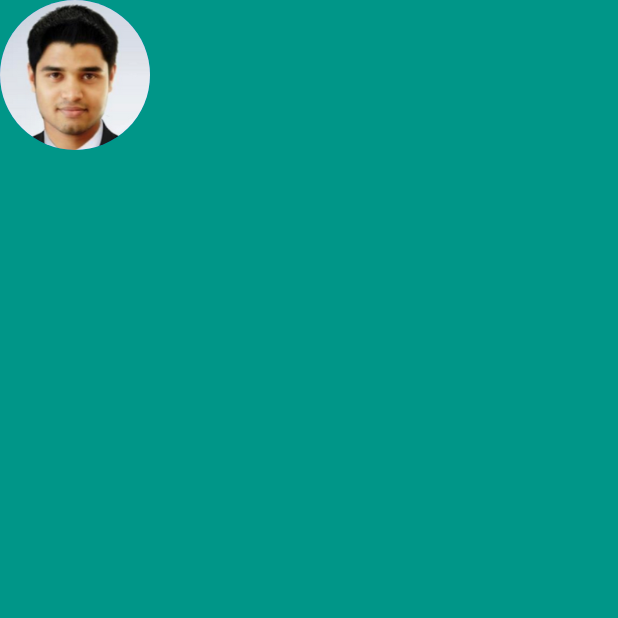
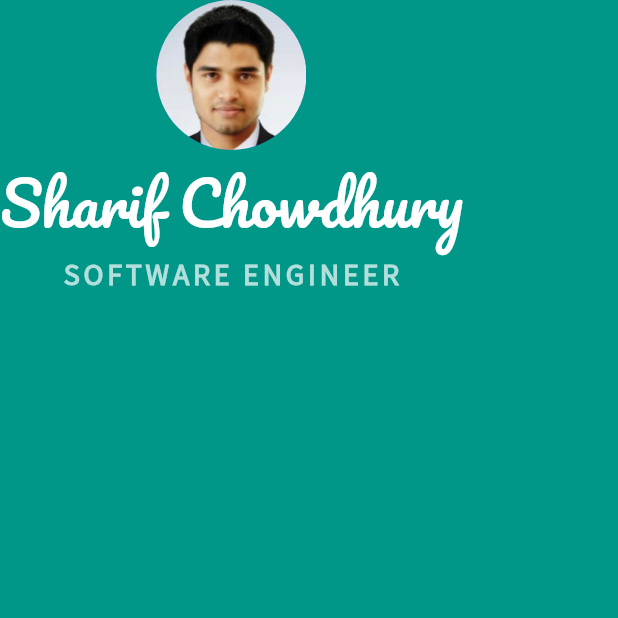
Before and after one commit to sharifc2016/my_card, a Flutter app: the screen it shows after launch, on a phone screen of 412 x 824 dp, the top half of it. Run offline on Flutter 3.47's test engine with Material 2 defaults, Android fonts, the phone set to English and light mode, and no system bars.

Commit message:
Add name and designation

```diff
--- a/lib/main.dart
+++ b/lib/main.dart
@@ -19,6 +19,24 @@ class MyApp extends StatelessWidget {
                 radius: 50,
                 backgroundImage: AssetImage('images/my_image.png'),
               ),
+              Text(
+                "Sharif Chowdhury",
+                style: TextStyle(
+                  fontFamily: 'Pacifico',
+                  fontSize: 40.0,
+                  color: Colors.white,
+                ),
+              ),
+              Text(
+                "SOFTWARE ENGINEER",
+                style: TextStyle(
+                  fontFamily: 'SourceSansPro',
+                  fontSize: 20.0,
+                  color: Colors.teal.shade100,
+                  letterSpacing: 2.5,
+                  fontWeight: FontWeight.bold,
+                ),
+              ),
             ],
           ),
         ),
```
Also changed, not shown: pubspec.yaml (+8 -0 lines), fonts/Pacifico-Regular.ttf (added), fonts/SourceSansPro-Black.ttf (added), fonts/SourceSansPro-BlackItalic.ttf (added), fonts/SourceSansPro-Bold.ttf (added), fonts/SourceSansPro-BoldItalic.ttf (added), fonts/SourceSansPro-ExtraLight.ttf (added), fonts/SourceSansPro-ExtraLightItalic.ttf (added), fonts/SourceSansPro-Italic.ttf (added), fonts/SourceSansPro-Light.ttf (added), fonts/SourceSansPro-LightItalic.ttf (added), fonts/SourceSansPro-Regular.ttf (added), fonts/SourceSansPro-SemiBold.ttf (added), fonts/SourceSansPro-SemiBoldItalic.ttf (added).
